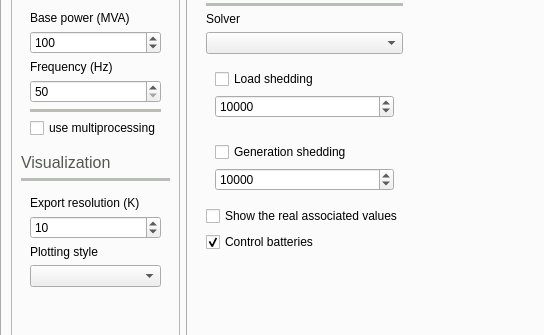
Before: the Qt Designer form src/GridCal/Gui/Main/MainWindow.ui in SanPen/GridCal, drawn with Qt 5; both pictures show x 0 to 544 and y 125 to 460 of the 1231 by 799 pixel window.
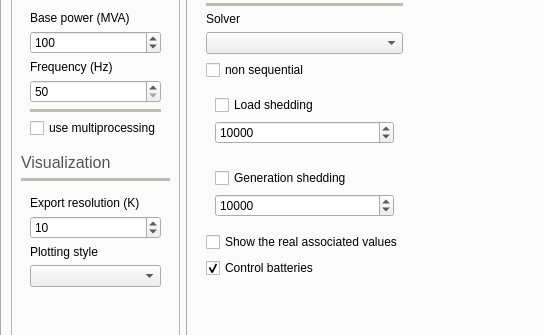
After: the same form once the commit is applied. The open tabs and pages were chosen to show the change. Icons and pictures are not drawn. Custom widgets are drawn as their Qt base class.

Commit message: Early non-sequential OPF working Has to be reviewed

What changed in the file:
```diff
--- a/src/GridCal/Gui/Main/MainWindow.ui
+++ b/src/GridCal/Gui/Main/MainWindow.ui
@@ -2484,6 +2484,16 @@
                <item>
                 <widget class="QComboBox" name="lpf_solver_comboBox"/>
                </item>
+               <item>
+                <widget class="QCheckBox" name="non_sequential_opf_checkBox">
+                 <property name="toolTip">
+                  <string>When active selects a version of the solver that formulates a time-complete MIP and sends it to the solver at once.</string>
+                 </property>
+                 <property name="text">
+                  <string>non sequential</string>
+                 </property>
+                </widget>
+               </item>
                <item>
                 <widget class="QFrame" name="frame_41">
                  <property name="frameShape">
```
The commit also changes 9 other files.
